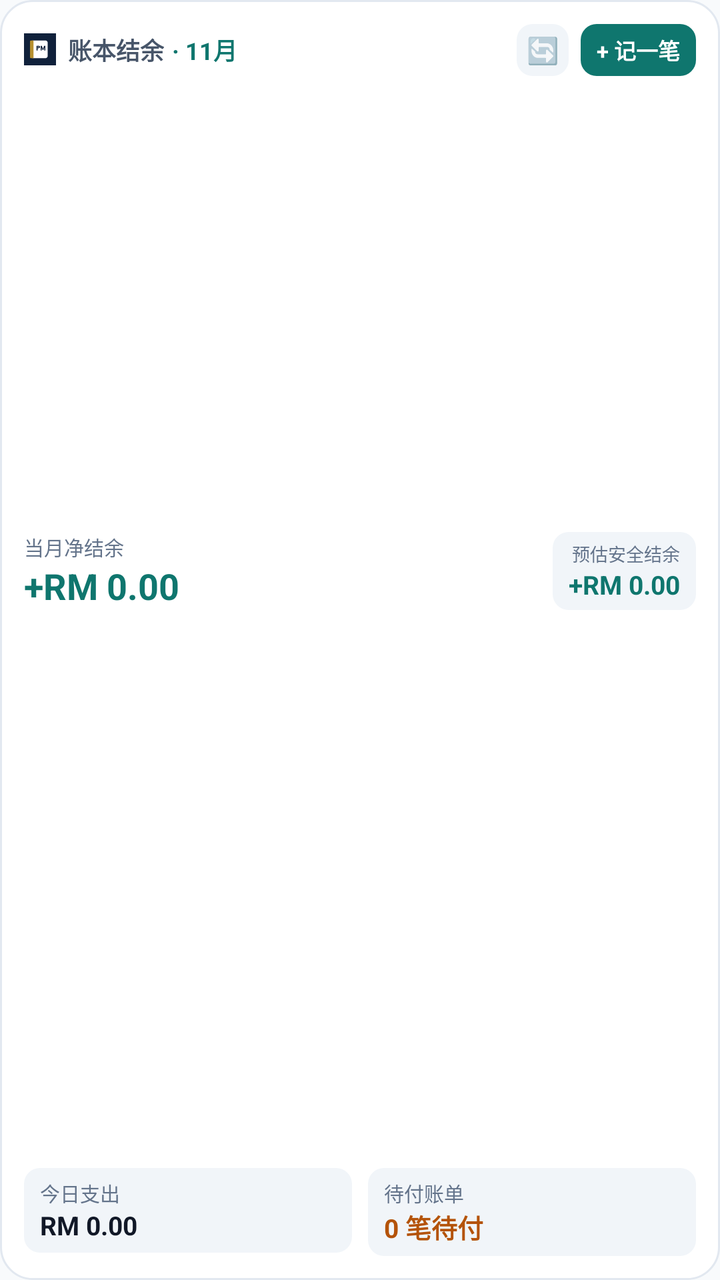
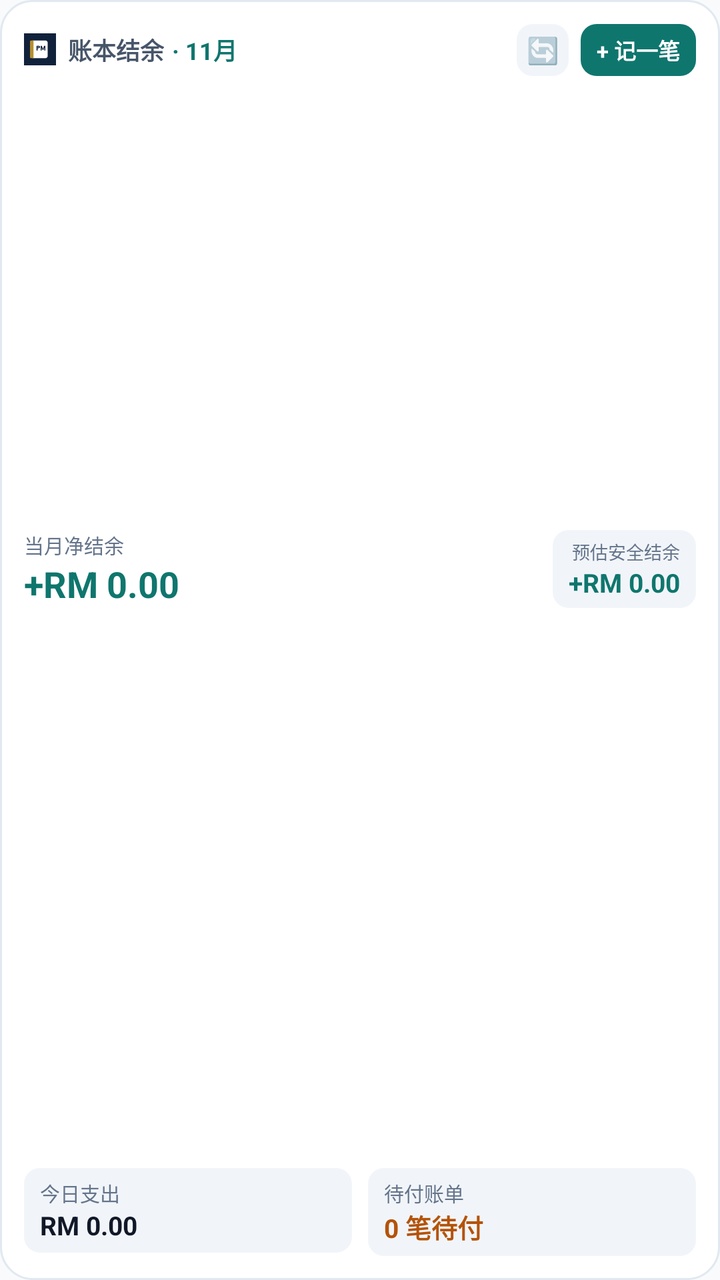

Two renders of the same Android screen: before a commit and after it. Below are the layout's source before the change and the commit's diff.
<!-- AndroidManifest.xml: application theme Theme.MyLedgerCompanion -->
<!-- res/layout/widget_ledger_overview.xml -->
<?xml version="1.0" encoding="utf-8"?>
<LinearLayout xmlns:android="http://schemas.android.com/apk/res/android"
    android:id="@+id/widget_root"
    android:layout_width="match_parent"
    android:layout_height="match_parent"
    android:orientation="vertical"
    android:background="@drawable/bg_widget_card"
    android:padding="12dp">

    
    <RelativeLayout
        android:layout_width="match_parent"
        android:layout_height="wrap_content">

        <LinearLayout
            android:id="@+id/layout_widget_header"
            android:layout_width="wrap_content"
            android:layout_height="wrap_content"
            android:layout_alignParentStart="true"
            android:layout_centerVertical="true"
            android:orientation="horizontal"
            android:gravity="center_vertical">

            <ImageView
                android:layout_width="16dp"
                android:layout_height="16dp"
                android:src="@mipmap/ic_launcher"
                android:contentDescription="Icon" />

            <TextView
                android:id="@+id/tv_widget_title"
                android:layout_width="wrap_content"
                android:layout_height="wrap_content"
                android:layout_marginStart="6dp"
                android:text="@string/widget_title"
                android:textColor="#475569"
                android:textSize="12sp"
                android:textStyle="bold" />

            <TextView
                android:id="@+id/tv_widget_month"
                android:layout_width="wrap_content"
                android:layout_height="wrap_content"
                android:layout_marginStart="4dp"
                android:text="· 11月"
                android:textColor="#0F766E"
                android:textSize="12sp"
                android:textStyle="bold" />
        </LinearLayout>

        <LinearLayout
            android:layout_width="wrap_content"
            android:layout_height="wrap_content"
            android:layout_alignParentEnd="true"
            android:layout_centerVertical="true"
            android:orientation="horizontal"
            android:gravity="center_vertical">

            <TextView
                android:id="@+id/btn_widget_refresh"
                android:layout_width="26dp"
                android:layout_height="26dp"
                android:gravity="center"
                android:text="🔄"
                android:textSize="13sp"
                android:background="@drawable/bg_widget_pill"
                android:layout_marginEnd="6dp" />

            <TextView
                android:id="@+id/btn_widget_quick_add"
                android:layout_width="wrap_content"
                android:layout_height="26dp"
                android:gravity="center"
                android:paddingHorizontal="8dp"
                android:text="@string/widget_quick_add"
                android:textColor="#FFFFFF"
                android:textSize="11sp"
                android:textStyle="bold"
                android:background="@drawable/bg_widget_button" />
        </LinearLayout>
    </RelativeLayout>

    
    <LinearLayout
        android:id="@+id/layout_hero_balance"
        android:layout_width="match_parent"
        android:layout_height="0dp"
        android:layout_weight="1"
        android:orientation="horizontal"
        android:gravity="center_vertical"
        android:layout_marginTop="3dp"
        android:layout_marginBottom="3dp">

        
        <LinearLayout
            android:layout_width="0dp"
            android:layout_height="wrap_content"
            android:layout_weight="1"
            android:orientation="vertical">

            <TextView
                android:layout_width="wrap_content"
                android:layout_height="wrap_content"
                android:text="@string/widget_net_balance"
                android:textColor="#64748B"
                android:textSize="10sp" />

            <TextView
                android:id="@+id/tv_widget_net_balance"
                android:layout_width="wrap_content"
                android:layout_height="wrap_content"
                android:text="+RM 0.00"
                android:textColor="#0F766E"
                android:textSize="18sp"
                android:textStyle="bold"
                android:maxLines="1" />
        </LinearLayout>

        
        <LinearLayout
            android:id="@+id/layout_widget_cashflow_badge"
            android:layout_width="wrap_content"
            android:layout_height="wrap_content"
            android:orientation="vertical"
            android:gravity="end"
            android:background="@drawable/bg_widget_pill"
            android:paddingHorizontal="8dp"
            android:paddingVertical="4dp">

            <TextView
                android:layout_width="wrap_content"
                android:layout_height="wrap_content"
                android:text="@string/widget_safe_cashflow"
                android:textColor="#64748B"
                android:textSize="9sp" />

            <TextView
                android:id="@+id/tv_widget_projected_cashflow"
                android:layout_width="wrap_content"
                android:layout_height="wrap_content"
                android:text="+RM 0.00"
                android:textColor="#0F766E"
                android:textSize="13sp"
                android:textStyle="bold"
                android:maxLines="1" />
        </LinearLayout>
    </LinearLayout>

    
    <ImageView
        android:id="@+id/iv_widget_chart"
        android:layout_width="match_parent"
        android:layout_height="46dp"
        android:layout_marginTop="1dp"
        android:layout_marginBottom="4dp"
        android:scaleType="fitXY"
        android:contentDescription="Chart" />

    
    <LinearLayout
        android:layout_width="match_parent"
        android:layout_height="wrap_content"
        android:orientation="horizontal">

        
        <LinearLayout
            android:id="@+id/layout_widget_today"
            android:layout_width="0dp"
            android:layout_height="wrap_content"
            android:layout_weight="1"
            android:orientation="vertical"
            android:background="@drawable/bg_widget_pill"
            android:paddingHorizontal="8dp"
            android:paddingVertical="5dp"
            android:layout_marginEnd="4dp">

            <TextView
                android:layout_width="wrap_content"
                android:layout_height="wrap_content"
                android:text="@string/widget_today_expense"
                android:textColor="#64748B"
                android:textSize="10sp" />

            <TextView
                android:id="@+id/tv_widget_today_expense"
                android:layout_width="wrap_content"
                android:layout_height="wrap_content"
                android:text="RM 0.00"
                android:textColor="#111827"
                android:textSize="13sp"
                android:textStyle="bold"
                android:maxLines="1" />
        </LinearLayout>

        
        <LinearLayout
            android:id="@+id/layout_widget_bills"
            android:layout_width="0dp"
            android:layout_height="wrap_content"
            android:layout_weight="1"
            android:orientation="vertical"
            android:background="@drawable/bg_widget_pill"
            android:paddingHorizontal="8dp"
            android:paddingVertical="5dp"
            android:layout_marginStart="4dp">

            <TextView
                android:layout_width="wrap_content"
                android:layout_height="wrap_content"
                android:text="@string/widget_pending_bills"
                android:textColor="#64748B"
                android:textSize="10sp" />

            <TextView
                android:id="@+id/tv_widget_pending_bills"
                android:layout_width="wrap_content"
                android:layout_height="wrap_content"
                android:text="0 笔待付"
                android:textColor="#B45309"
                android:textSize="13sp"
                android:textStyle="bold"
                android:maxLines="1" />
        </LinearLayout>
    </LinearLayout>

</LinearLayout>
<!-- resources referenced by this layout -->
<resources>
  <!-- drawable bg_widget_button (drawable) -->
  <?xml version="1.0" encoding="utf-8"?>
  <shape xmlns:android="http://schemas.android.com/apk/res/android"
      android:shape="rectangle">
      <solid android:color="#0F766E" />
      <corners android:radius="8dp" />
  </shape>
  <!-- drawable bg_widget_card (drawable) -->
  <?xml version="1.0" encoding="utf-8"?>
  <shape xmlns:android="http://schemas.android.com/apk/res/android"
      android:shape="rectangle">
      <solid android:color="#FFFFFF" />
      <stroke
          android:width="1dp"
          android:color="#E2E8F0" />
      <corners android:radius="16dp" />
  </shape>
  <!-- drawable bg_widget_pill (drawable) -->
  <?xml version="1.0" encoding="utf-8"?>
  <shape xmlns:android="http://schemas.android.com/apk/res/android"
      android:shape="rectangle">
      <solid android:color="#F1F5F9" />
      <corners android:radius="8dp" />
  </shape>
  <!-- mipmap ic_launcher (mipmap) -->
  <vector xmlns:android="http://schemas.android.com/apk/res/android"
      android:width="108dp"
      android:height="108dp"
      android:viewportWidth="108"
      android:viewportHeight="108">
      <path
          android:fillColor="#10213B"
          android:pathData="M0,0h108v108h-108z"/>
      
      <path
          android:fillColor="#FFFFFF"
          android:pathData="M28,24h44c4.4,0 8,3.6 8,8v44c0,4.4 -3.6,8 -8,8H28V24z"/>
      
      <path
          android:fillColor="#B6902F"
          android:pathData="M24,24h8v60h-8c-2.2,0 -4,-1.8 -4,-4V28C20,25.8 21.8,24 24,24z"/>
      
      <path
          android:fillColor="#10213B"
          android:pathData="M42,42h8c2.2,0 4,1.8 4,4s-1.8,4 -4,4h-4v8h-4V42z M46,47h3c0.6,0 1,-0.4 1,-1s-0.4,-1 -1,-1h-3V47z"/>
      <path
          android:fillColor="#10213B"
          android:pathData="M56,42h4l4,10l4,-10h4v16h-3.5v-10l-3.5,8.5h-2l-3.5,-8.5V58H56V42z"/>
  </vector>
  <string name="widget_net_balance">当月净结余</string>
  <string name="widget_pending_bills">待付账单</string>
  <string name="widget_quick_add">+ 记一笔</string>
  <string name="widget_safe_cashflow">预估安全结余</string>
  <string name="widget_title">账本结余</string>
  <string name="widget_today_expense">今日支出</string>
  <style name="Theme.MyLedgerCompanion" parent="Theme.MaterialComponents.DayNight.NoActionBar">
          <item name="colorPrimary">@color/navy_primary</item>
          <item name="colorPrimaryVariant">@color/navy_secondary</item>
          <item name="colorOnPrimary">@color/white</item>
          <item name="colorSecondary">@color/gold_accent</item>
          <item name="android:statusBarColor">@color/status_bar_color</item>
          <item name="android:navigationBarColor">@color/nav_bar_color</item>
          <item name="android:windowBackground">@color/background</item>
      </style>
  <color name="navy_primary">#0F766E</color>
  <color name="navy_secondary">#115E59</color>
  <color name="white">#FFFFFF</color>
  <color name="gold_accent">#B45309</color>
  <color name="status_bar_color">#0F172A</color>
  <color name="nav_bar_color">#0F172A</color>
  <color name="background">#F8FAFC</color>
</resources>

<!-- the commit's change to res/layout/widget_ledger_overview.xml (unified diff, before → after) -->
@@ -147,14 +147,84 @@
     </LinearLayout>
 
     
-    <ImageView
-        android:id="@+id/iv_widget_chart"
-        android:layout_width="match_parent"
-        android:layout_height="46dp"
+    <FrameLayout
+        android:id="@+id/layout_chart_container"
+        android:layout_width="match_parent"
+        android:layout_height="48dp"
         android:layout_marginTop="1dp"
-        android:layout_marginBottom="4dp"
-        android:scaleType="fitXY"
-        android:contentDescription="Chart" />
+        android:layout_marginBottom="4dp">
+
+        <ImageView
+            android:id="@+id/iv_widget_chart"
+            android:layout_width="match_parent"
+            android:layout_height="match_parent"
+            android:scaleType="fitXY"
+            android:contentDescription="Chart" />
+
+        
+        <LinearLayout
+            android:id="@+id/layout_bar_click_overlay"
+            android:layout_width="match_parent"
+            android:layout_height="match_parent"
+            android:orientation="horizontal">
+
+            <View
+                android:id="@+id/btn_bar_day_0"
+                android:layout_width="0dp"
+                android:layout_height="match_parent"
+                android:layout_weight="1"
+                android:clickable="true"
+                android:focusable="true" />
+
+            <View
+                android:id="@+id/btn_bar_day_1"
+                android:layout_width="0dp"
+                android:layout_height="match_parent"
+                android:layout_weight="1"
+                android:clickable="true"
+                android:focusable="true" />
+
+            <View
+                android:id="@+id/btn_bar_day_2"
+                android:layout_width="0dp"
+                android:layout_height="match_parent"
+                android:layout_weight="1"
+                android:clickable="true"
+                android:focusable="true" />
+
+            <View
+                android:id="@+id/btn_bar_day_3"
+                android:layout_width="0dp"
+                android:layout_height="match_parent"
+                android:layout_weight="1"
+                android:clickable="true"
+                android:focusable="true" />
+
+            <View
+                android:id="@+id/btn_bar_day_4"
+                android:layout_width="0dp"
+                android:layout_height="match_parent"
+                android:layout_weight="1"
+                android:clickable="true"
+                android:focusable="true" />
+
+            <View
+                android:id="@+id/btn_bar_day_5"
+                android:layout_width="0dp"
+                android:layout_height="match_parent"
+                android:layout_weight="1"
+                android:clickable="true"
+                android:focusable="true" />
+
+            <View
+                android:id="@+id/btn_bar_day_6"
+                android:layout_width="0dp"
+                android:layout_height="match_parent"
+                android:layout_weight="1"
+                android:clickable="true"
+                android:focusable="true" />
+        </LinearLayout>
+    </FrameLayout>
 
     
     <LinearLayout
@@ -175,6 +245,7 @@
             android:layout_marginEnd="4dp">
 
             <TextView
+                android:id="@+id/tv_widget_today_label"
                 android:layout_width="wrap_content"
                 android:layout_height="wrap_content"
                 android:text="@string/widget_today_expense"
